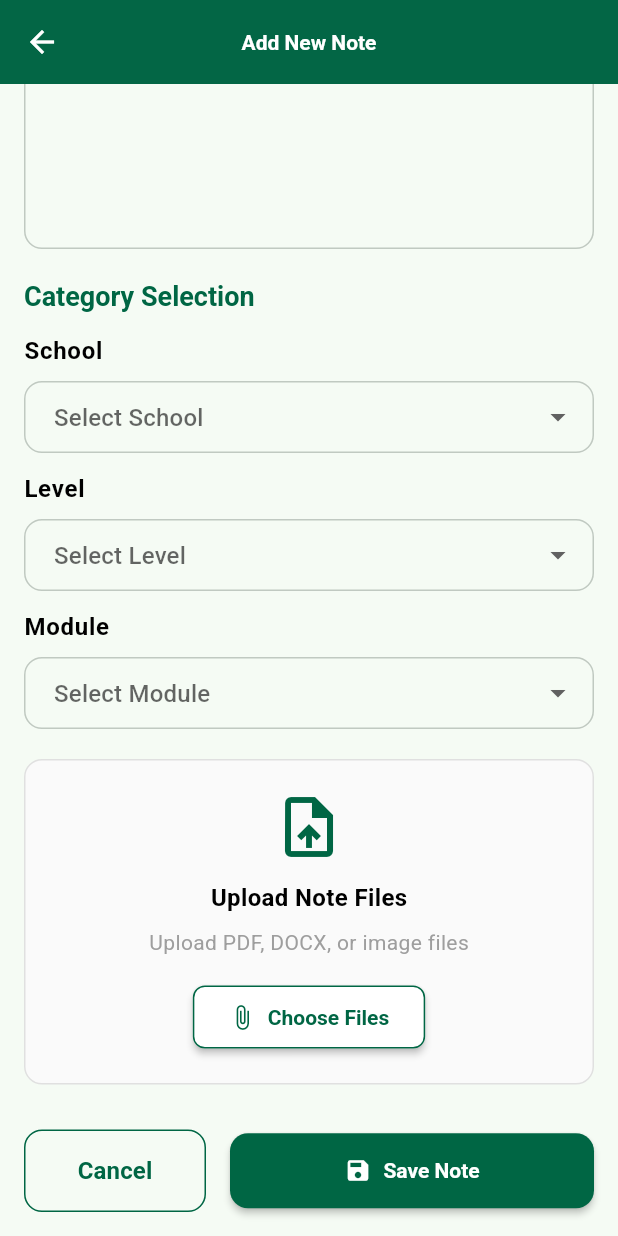
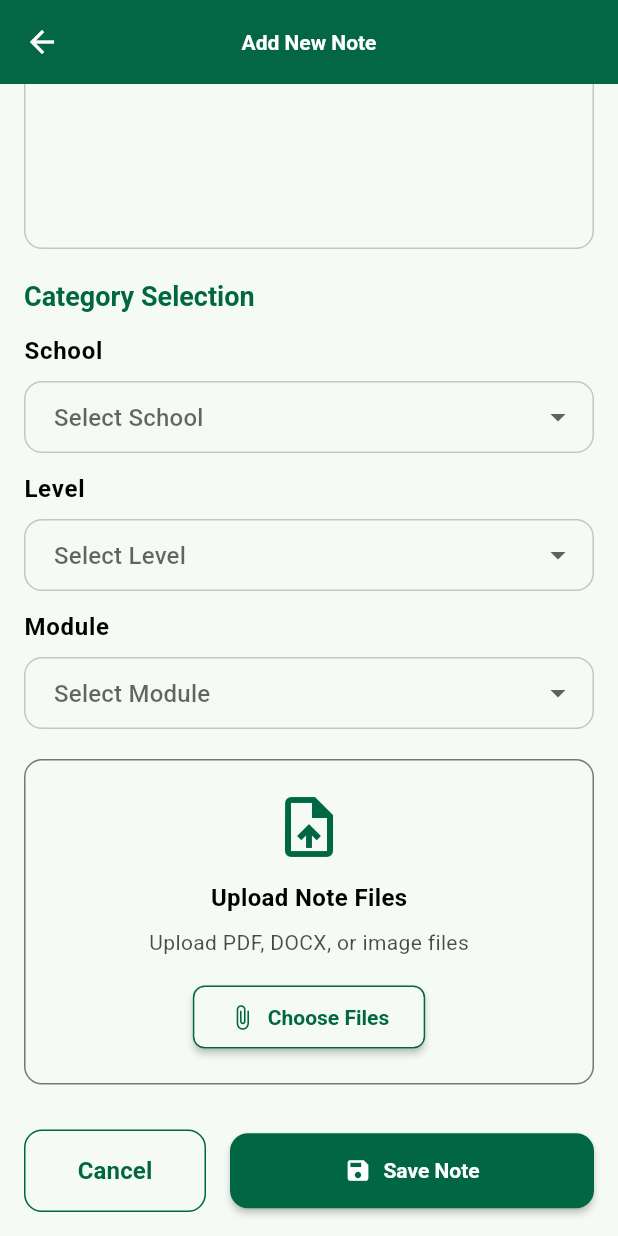
Before and after one commit to nethmipalliyaguruge/StuddyBuddy-Mobile-Application, a Flutter app: the AddNotePage screen opened directly, scrolled down 350 dp, on a phone screen of 412 x 824 dp. Run offline on Flutter 3.47's test engine with Material 3 defaults, Android fonts, the phone set to English and light mode, and no system bars.

Commit message:
AddNotePage and detail_pageDark mode changes

```diff
--- a/lib/main.dart
+++ b/lib/main.dart
@@ -144,9 +144,7 @@ ThemeData buildTheme(Brightness brightness) {
     ),
 
     // Scaffold surfaces
-    scaffoldBackgroundColor: isDark
-        ? const Color(0xFF121212)
-        : scheme.background,
+    scaffoldBackgroundColor: isDark ? const Color(0xFF121212) : scheme.surface,
   );
 }
 
--- a/lib/screens/AddNotePage.dart
+++ b/lib/screens/AddNotePage.dart
@@ -212,22 +212,31 @@ class _AddNotePageState extends State<AddNotePage> {
     return Container(
       padding: const EdgeInsets.all(20),
       decoration: BoxDecoration(
-        color: Colors.grey.shade50,
+        color: Theme.of(context).cardColor,
         borderRadius: BorderRadius.circular(12),
-        border: Border.all(color: Colors.grey.shade300),
+        border: Border.all(color: Theme.of(context).dividerColor),
       ),
       child: Column(
         children: [
           Icon(Icons.upload_file, size: 48, color: kBrandGreen),
           const SizedBox(height: 12),
-          const Text(
+          Text(
             'Upload Note Files',
-            style: TextStyle(fontSize: 16, fontWeight: FontWeight.w600),
+            style: TextStyle(
+              fontSize: 16,
+              fontWeight: FontWeight.w600,
+              color: Theme.of(context).textTheme.bodyLarge?.color,
+            ),
           ),
           const SizedBox(height: 8),
-          const Text(
+          Text(
             'Upload PDF, DOCX, or image files',
-            style: TextStyle(color: Colors.grey, fontSize: 14),
+            style: TextStyle(
+              color: Theme.of(
+                context,
+              ).textTheme.bodyMedium?.color?.withOpacity(0.7),
+              fontSize: 14,
+            ),
           ),
           const SizedBox(height: 16),
           ElevatedButton.icon(
@@ -245,7 +254,7 @@ class _AddNotePageState extends State<AddNotePage> {
             icon: const Icon(Icons.attach_file),
             label: const Text('Choose Files'),
             style: ElevatedButton.styleFrom(
-              backgroundColor: Colors.white,
+              backgroundColor: Theme.of(context).cardColor,
               foregroundColor: kBrandGreen,
               side: const BorderSide(color: kBrandGreen),
               shape: RoundedRectangleBorder(
```
Also changed, not shown: lib/screens/detail_page.dart (+13 -6 lines).
